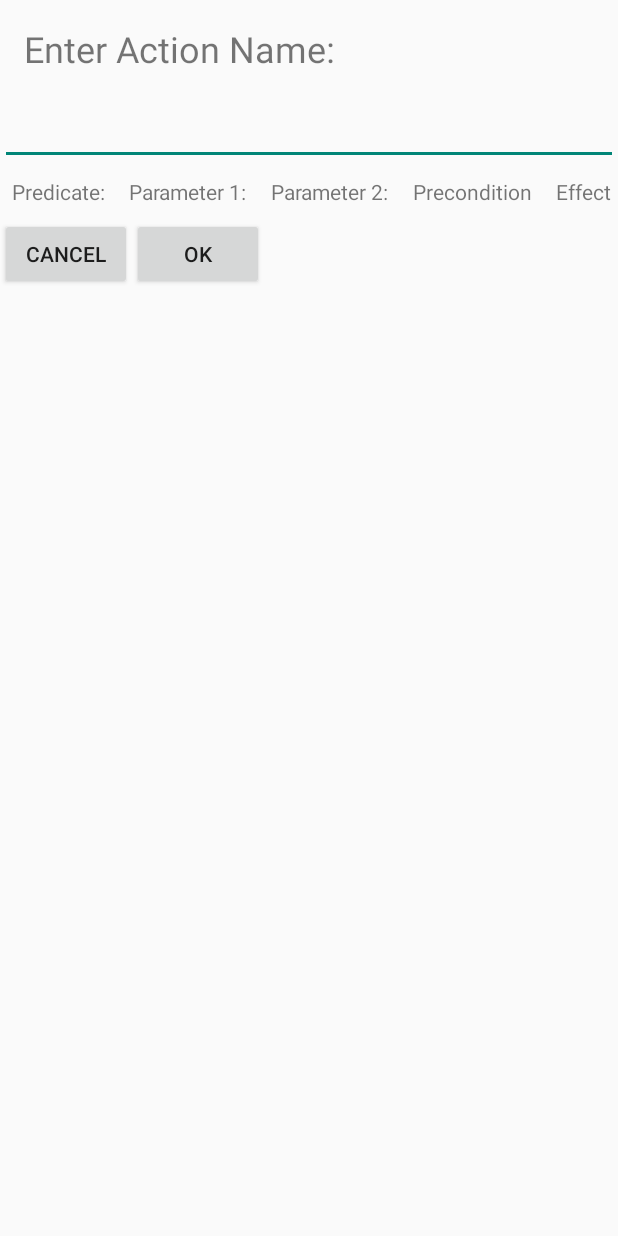
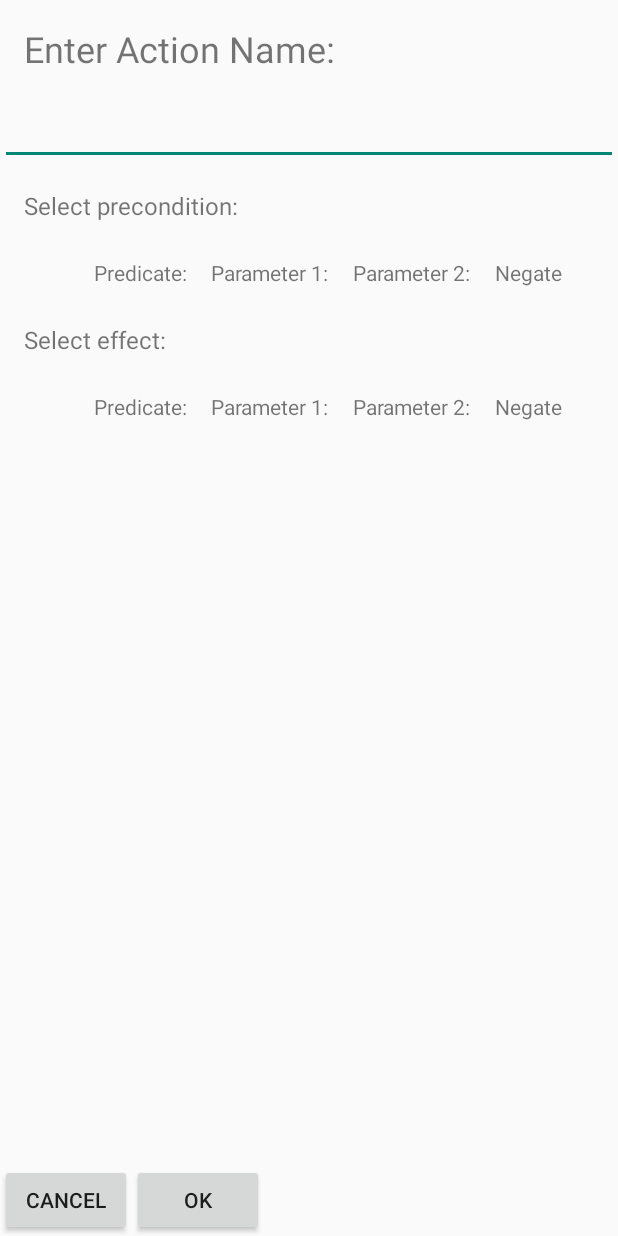
Before and after one commit to aldebaran/pddl-playground, an Android app: the layout fragment_edit_action.xml on its own in the app's theme, with its tools: preview values and no code run, on a phone screen of 412 x 824 dp. Run offline under Robolectric (Android 15) with nearby library versions, the phone set to English and light mode, and no system bars.

Commit message:
split ActionFragment.kt into precondition and effect

```diff
--- a/app/src/main/res/layout/fragment_edit_action.xml
+++ b/app/src/main/res/layout/fragment_edit_action.xml
@@ -1,9 +1,15 @@
 <?xml version="1.0" encoding="utf-8"?>
-<LinearLayout xmlns:android="http://schemas.android.com/apk/res/android"
-    android:orientation="vertical" android:layout_width="match_parent"
+<RelativeLayout
+    xmlns:android="http://schemas.android.com/apk/res/android"
+    android:layout_width="match_parent"
     android:layout_height="match_parent"
-    android:layout_gravity="center"
     android:id="@+id/edit_action">
+
+    <LinearLayout
+        android:id="@+id/topLayout"
+        android:layout_width="match_parent"
+        android:layout_height="wrap_content"
+        android:orientation="vertical">
 
         <TextView
             android:text="@string/enter_action_name"
@@ -15,13 +21,39 @@
         <EditText
             android:id="@+id/actionText"
             android:layout_width="match_parent"
-        android:layout_height="wrap_content" />
+            android:layout_height="wrap_content"/>
+
+    </LinearLayout>
+
+    <ScrollView
+        android:layout_width="match_parent"
+        android:layout_height="match_parent"
+        android:layout_below="@+id/topLayout"
+        android:layout_above="@+id/bottomLayout">
+
+        <LinearLayout
+            android:layout_width="match_parent"
+            android:layout_height="wrap_content"
+            android:orientation="vertical">
+
+            <TextView
+                android:text="@string/fill_in_precondition"
+                android:textSize="16sp"
+                android:layout_margin="16dp"
+                android:layout_width="match_parent"
+                android:layout_height="wrap_content"/>
 
             <GridLayout
                 android:id="@+id/gridLayout"
-        android:layout_width="match_parent"
+                android:layout_width="wrap_content"
                 android:layout_height="wrap_content"
-        android:columnCount="6">
+                android:layout_gravity="center"
+                android:columnCount="5">
+                <TextView
+                    android:text="   "
+                    android:layout_margin="8dp"
+                    android:layout_width="wrap_content"
+                    android:layout_height="wrap_content"/>
                 <TextView
                     android:text="@string/predicate"
                     android:layout_margin="8dp"
@@ -38,12 +70,42 @@
                     android:layout_width="wrap_content"
                     android:layout_height="wrap_content"/>
                 <TextView
-            android:text="@string/precondition"
+                    android:text="@string/negate"
+                    android:layout_margin="8dp"
+                    android:layout_width="wrap_content"
+                    android:layout_height="wrap_content"/>
+            </GridLayout>
+
+            <TextView
+                android:text="@string/fill_in_effect"
+                android:textSize="16sp"
+                android:layout_margin="16dp"
+                android:layout_width="match_parent"
+                android:layout_height="wrap_content"/>
+
+            <GridLayout
+                android:id="@+id/gridLayout2"
+                android:layout_width="wrap_content"
+                android:layout_height="wrap_content"
+                android:layout_gravity="center"
+                android:columnCount="5">
+                <TextView
+                    android:text="   "
                     android:layout_margin="8dp"
                     android:layout_width="wrap_content"
                     android:layout_height="wrap_content"/>
                 <TextView
-            android:text="@string/effect"
+                    android:text="@string/predicate"
+                    android:layout_margin="8dp"
+                    android:layout_width="wrap_content"
+                    android:layout_height="wrap_content"/>
+                <TextView
+                    android:text="@string/parameter_1"
+                    android:layout_margin="8dp"
+                    android:layout_width="wrap_content"
+                    android:layout_height="wrap_content"/>
+                <TextView
+                    android:text="@string/parameter_2"
                     android:layout_margin="8dp"
                     android:layout_width="wrap_content"
                     android:layout_height="wrap_content"/>
@@ -53,10 +115,14 @@
                     android:layout_width="wrap_content"
                     android:layout_height="wrap_content"/>
             </GridLayout>
+        </LinearLayout>
+    </ScrollView>
 
     <LinearLayout
+        android:id="@+id/bottomLayout"
         android:layout_width="match_parent"
-        android:layout_height="wrap_content">
+        android:layout_height="wrap_content"
+        android:layout_alignParentBottom="true">
         <Button
             android:id="@+id/cancelButton"
             android:layout_width="wrap_content"
@@ -69,4 +135,4 @@
             android:text="@string/ok"/>
     </LinearLayout>
 
-</LinearLayout>
+</RelativeLayout>
--- a/app/src/main/res/values/strings.xml
+++ b/app/src/main/res/values/strings.xml
@@ -118,6 +118,6 @@
     <string name="param_2">Param 2</string>
     <string name="action_info">General Information</string>
     <string name="action_glossary">Glossary</string>
-    <string name="fill_in_precondition">Fill in precondition:</string>
-    <string name="fill_in_effect">Fill in effect:</string>
+    <string name="fill_in_precondition">Select precondition:</string>
+    <string name="fill_in_effect">Select effect:</string>
 </resources>
```
Also changed, not shown: app/src/main/java/com/softbankrobotics/pddlplayground/ui/fragment/ActionFragment.kt (+113 -53 lines). Lines whose indentation alone changed are shown as unchanged.
